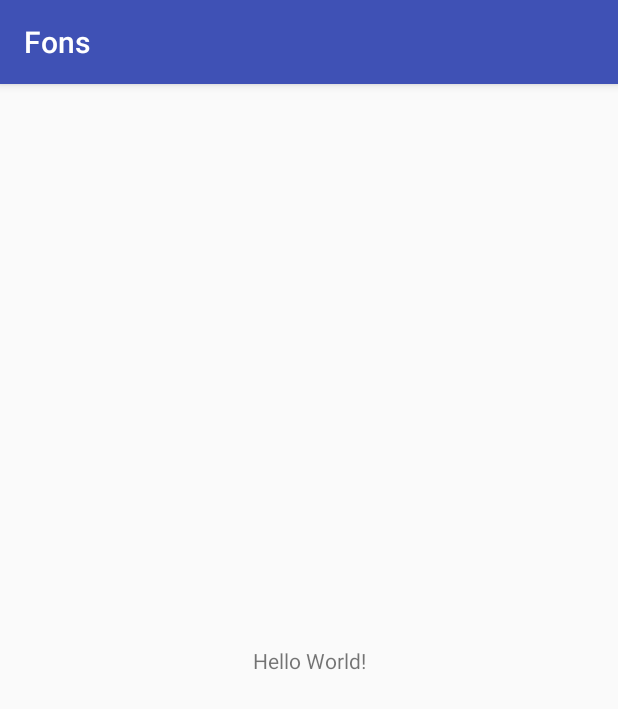
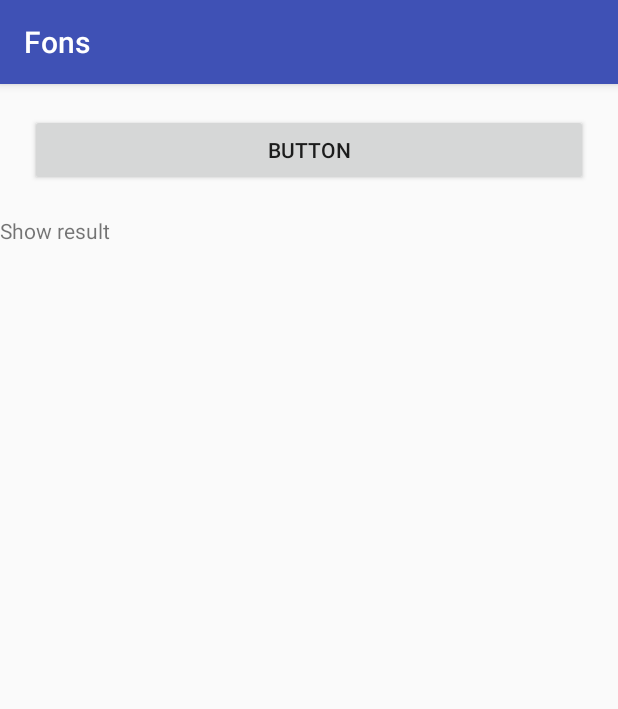
Before and after one commit to jawnpaul/Fons, an Android app: the screen it shows after launch (MainActivity), on a phone screen of 412 x 824 dp. Shown: the top 709 px of the screen. Run offline under Robolectric (Android 15) with nearby library versions, the phone set to English and light mode, and no system bars; libraries missing offline, so code that uses them is left out: org.tensorflow.lite; 1 statement that could not run was skipped.

Commit message:
Added the implementation for running tflite on android, at this point my model is not giving me the expected result this is because of a bug in tf 1.10.... hopefully tf 1.11 would be available on colab soon

```diff
--- a/app/build.gradle
+++ b/app/build.gradle
@@ -16,6 +16,9 @@ android {
             proguardFiles getDefaultProguardFile('proguard-android.txt'), 'proguard-rules.pro'
         }
     }
+    aaptOptions{
+        noCompress "tflite"
+    }
 }
 
 dependencies {
--- a/app/src/main/java/ng/org/knowit/fons/MainActivity.java
+++ b/app/src/main/java/ng/org/knowit/fons/MainActivity.java
@@ -1,13 +1,72 @@
 package ng.org.knowit.fons;
 
+import android.content.res.AssetFileDescriptor;
 import android.support.v7.app.AppCompatActivity;
 import android.os.Bundle;
+import android.util.Log;
+import android.view.View;
+import android.widget.Button;
+import android.widget.TextView;
+
+import org.tensorflow.lite.Interpreter;
+
+import java.io.FileInputStream;
+import java.io.IOException;
+import java.nio.MappedByteBuffer;
+import java.nio.channels.FileChannel;
 
 public class MainActivity extends AppCompatActivity {
+
+    Interpreter tflite;
+    Button doInference;
+    TextView showResult;
+    String TAG = "MainActivity";
 
     @Override
     protected void onCreate(Bundle savedInstanceState) {
         super.onCreate(savedInstanceState);
         setContentView(R.layout.activity_main);
+
+        doInference = findViewById(R.id.button_do_inference);
+        showResult = findViewById(R.id.showResult);
+
+        try {
+            tflite = new Interpreter(loadModelFile());
+            Log.d(TAG, "model file loaded");
+        } catch (Exception ex) {
+            ex.printStackTrace();
+        }
+
+        doInference.setOnClickListener(new View.OnClickListener() {
+            @Override
+            public void onClick(View view) {
+                float prediction = doInference();
+                showResult.setText(Float.toString(prediction));
+            }
+        });
     }
+
+    public float doInference (){
+        float [][] inputval = {{(float) 1.5300144, (float) 1.49734975, (float) 1.55317365, (float) 1.53696703,
+                (float) -0.78733775}};
+
+        float [][] outputval = new float[1][1];
+
+        tflite.run(inputval, outputval);
+
+        float inferredValue = outputval[0][0];
+
+        return inferredValue;
+
+    }
+
+    private MappedByteBuffer loadModelFile() throws IOException {
+        AssetFileDescriptor fileDescriptor = this.getAssets().openFd("model.tflite");
+        FileInputStream inputStream = new FileInputStream(fileDescriptor.getFileDescriptor());
+        FileChannel fileChannel = inputStream.getChannel();
+        long startOffSet = fileDescriptor.getStartOffset();
+        long declaredLength = fileDescriptor.getDeclaredLength();
+        return fileChannel.map(FileChannel.MapMode.READ_ONLY, startOffSet, declaredLength);
+    }
+
 }
--- a/app/src/main/res/layout/activity_main.xml
+++ b/app/src/main/res/layout/activity_main.xml
@@ -1,18 +1,23 @@
 <?xml version="1.0" encoding="utf-8"?>
-<android.support.constraint.ConstraintLayout xmlns:android="http://schemas.android.com/apk/res/android"
+<LinearLayout xmlns:android="http://schemas.android.com/apk/res/android"
     xmlns:app="http://schemas.android.com/apk/res-auto"
     xmlns:tools="http://schemas.android.com/tools"
     android:layout_width="match_parent"
     android:layout_height="match_parent"
+    android:orientation="vertical"
     tools:context=".MainActivity">
 
+
+    <Button
+        android:layout_margin="20dp"
+        android:id="@+id/button_do_inference"
+        android:layout_width="match_parent"
+        android:layout_height="wrap_content"
+        android:text="Button" />
+
     <TextView
-        android:layout_width="wrap_content"
+        android:id="@+id/showResult"
+        android:layout_width="match_parent"
         android:layout_height="wrap_content"
-        android:text="Hello World!"
-        app:layout_constraintBottom_toBottomOf="parent"
-        app:layout_constraintLeft_toLeftOf="parent"
-        app:layout_constraintRight_toRightOf="parent"
-        app:layout_constraintTop_toTopOf="parent" />
-
-</android.support.constraint.ConstraintLayout>
+        android:text="Show result" />
+</LinearLayout>
```
Also changed, not shown: 1 other file.
